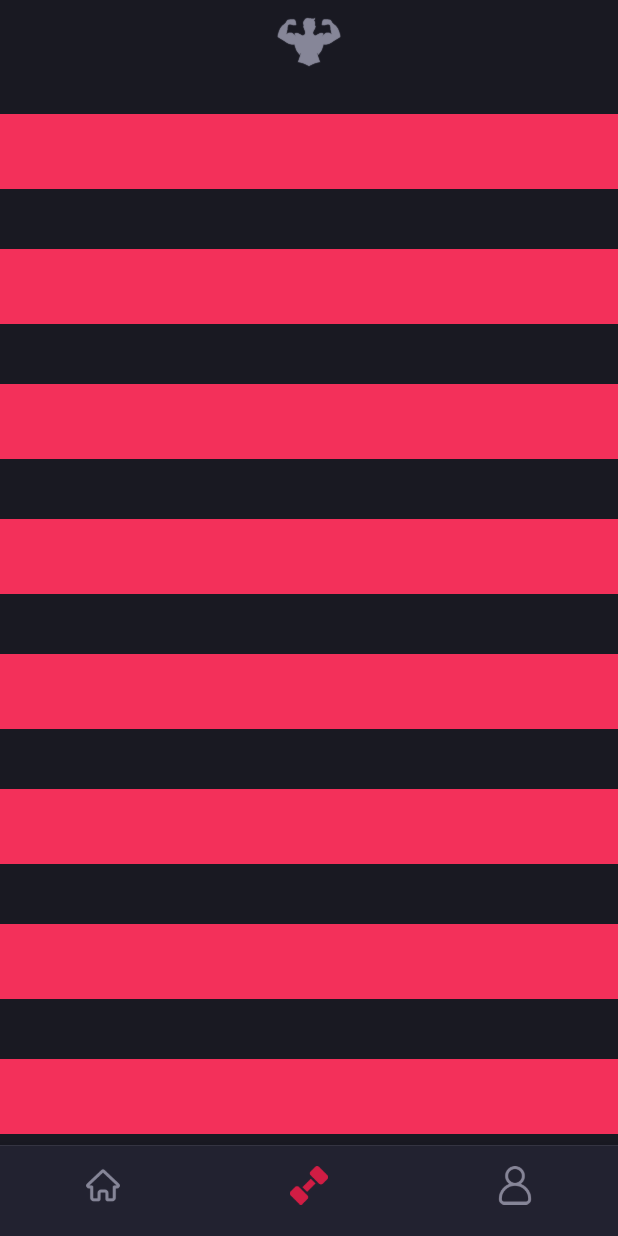
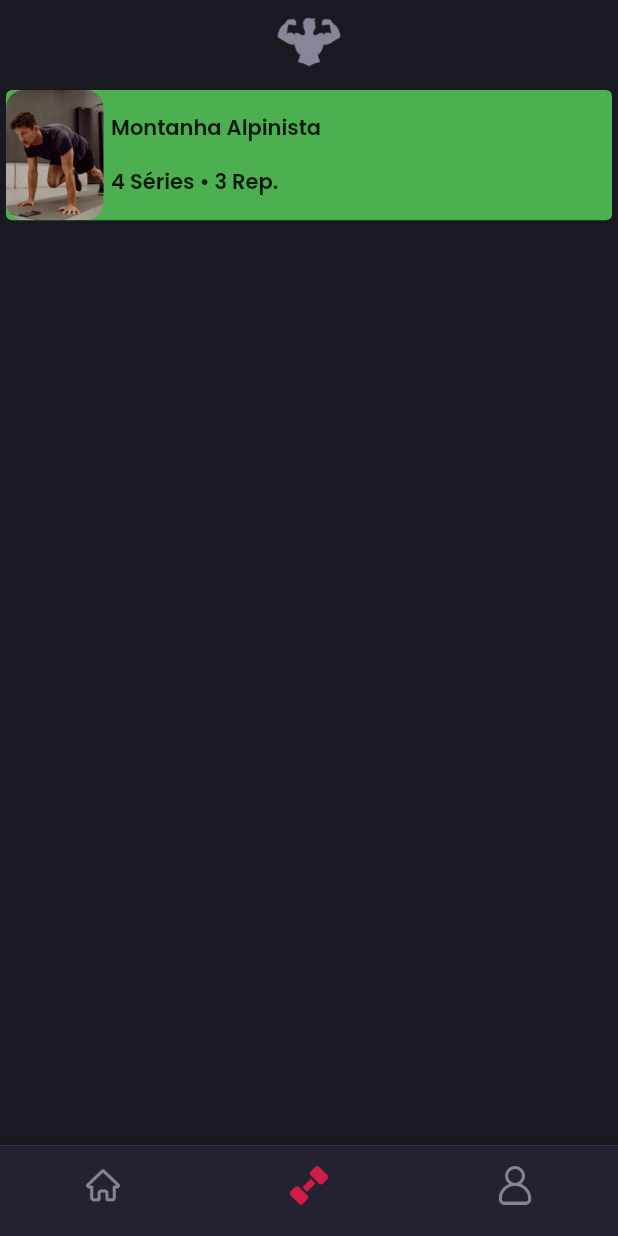
Before and after one commit to brunodeev/gym_app, a Flutter app: the screen it shows after launch, item 2 of the bottom bar chosen, on a phone screen of 412 x 824 dp. Run offline on Flutter 3.47's test engine with Material 2 defaults, Android fonts, the phone set to English and light mode, and no system bars.

Commit message:
🏋️‍♂️ criando componente do exercício

```diff
--- /dev/null
+++ b/lib/components/workout_card.dart
@@ -0,0 +1,47 @@
+import 'package:flutter/material.dart';
+
+class WorkoutCard extends StatelessWidget {
+  const WorkoutCard({
+    super.key,
+    required this.image,
+    required this.name,
+    required this.series,
+    required this.rep,
+  });
+
+  final String image, name;
+  final int series, rep;
+
+  @override
+  Widget build(BuildContext context) {
+    return SizedBox(
+      height: MediaQuery.of(context).size.height * 0.115,
+      child: Card(
+        elevation: 0,
+        color: Colors.green,
+        child: Row(
+          children: [
+            ClipRRect(
+              borderRadius: BorderRadius.circular(12),
+              child: SizedBox(
+                height: 100,
+                child: Image.asset(image),
+              ),
+            ),
+            Padding(
+              padding: const EdgeInsets.only(left: 5),
+              child: Column(
+                mainAxisAlignment: MainAxisAlignment.spaceEvenly,
+                crossAxisAlignment: CrossAxisAlignment.start,
+                children: [
+                  Text(name),
+                  Text('$series Séries • $rep Rep.'),
+                ],
+              ),
+            ),
+          ],
+        ),
+      ),
+    );
+  }
+}
--- a/lib/views/main_page.dart
+++ b/lib/views/main_page.dart
@@ -2,7 +2,7 @@ import 'package:flutter/material.dart';
 import 'package:gym_app/constants/colors.dart';
 import 'package:gym_app/views/home_page.dart';
 import 'package:gym_app/views/profile_page.dart';
-import 'package:gym_app/views/training_page.dart';
+import 'package:gym_app/views/workout_page.dart';
 
 import '../components/default_app_bar.dart';
 
@@ -17,7 +17,7 @@ class _MainPageState extends State<MainPage> {
   int _index = 0;
   final List<Widget> _telas = [
     const HomePage(),
-    const TrainingPage(),
+    const WorkoutPage(),
     const ProfilePage(),
   ];
   @override
--- a/lib/views/training_page.dart
+++ /dev/null
@@ -1,82 +0,0 @@
-import 'package:flutter/material.dart';
-import 'package:gym_app/constants/colors.dart';
-
-class TrainingPage extends StatelessWidget {
-  const TrainingPage({super.key});
-
-  @override
-  Widget build(BuildContext context) {
-    return Scaffold(
-      backgroundColor: kPrimaryColor,
-      body: ListView(
-        physics: const BouncingScrollPhysics(),
-        children: [
-          Container(
-            margin: const EdgeInsets.symmetric(vertical: 20),
-            height: 50,
-            width: double.infinity,
-            decoration: const BoxDecoration(
-              color: kAccentColor,
-            ),
-          ),
-          Container(
-            margin: const EdgeInsets.symmetric(vertical: 20),
-            height: 50,
-            width: double.infinity,
-            decoration: const BoxDecoration(
-              color: kAccentColor,
-            ),
-          ),
-          Container(
-            margin: const EdgeInsets.symmetric(vertical: 20),
-            height: 50,
-            width: double.infinity,
-            decoration: const BoxDecoration(
-              color: kAccentColor,
-            ),
-          ),
-          Container(
-            margin: const EdgeInsets.symmetric(vertical: 20),
-            height: 50,
-            width: double.infinity,
-            decoration: const BoxDecoration(
-              color: kAccentColor,
-            ),
-          ),
-          Container(
-            margin: const EdgeInsets.symmetric(vertical: 20),
-            height: 50,
-            width: double.infinity,
-            decoration: const BoxDecoration(
-              color: kAccentColor,
-            ),
-          ),
-          Container(
-            margin: const EdgeInsets.symmetric(vertical: 20),
-            height: 50,
-            width: double.infinity,
-            decoration: const BoxDecoration(
-              color: kAccentColor,
-            ),
-          ),
-          Container(
-            margin: const EdgeInsets.symmetric(vertical: 20),
-            height: 50,
-            width: double.infinity,
-            decoration: const BoxDecoration(
-              color: kAccentColor,
-            ),
-          ),
-          Container(
-            margin: const EdgeInsets.symmetric(vertical: 20),
-            height: 50,
-            width: double.infinity,
-            decoration: const BoxDecoration(
-              color: kAccentColor,
-            ),
-          ),
-        ],
-      ),
-    );
-  }
-}
--- /dev/null
+++ b/lib/views/workout_page.dart
@@ -0,0 +1,25 @@
+import 'package:flutter/material.dart';
+import 'package:gym_app/components/workout_card.dart';
+import 'package:gym_app/constants/colors.dart';
+
+class WorkoutPage extends StatelessWidget {
+  const WorkoutPage({super.key});
+
+  @override
+  Widget build(BuildContext context) {
+    return Scaffold(
+      backgroundColor: kPrimaryColor,
+      body: ListView(
+        physics: const BouncingScrollPhysics(),
+        children: [
+          WorkoutCard(
+            image: 'assets/images/men.jpg',
+            name: 'Montanha Alpinista',
+            rep: 3,
+            series: 4,
+          ),
+        ],
+      ),
+    );
+  }
+}
```
Also changed, not shown: assets/images/abdominal.jpg (added), assets/images/men.jpg (added), lib/components/training_card.dart (deleted).
